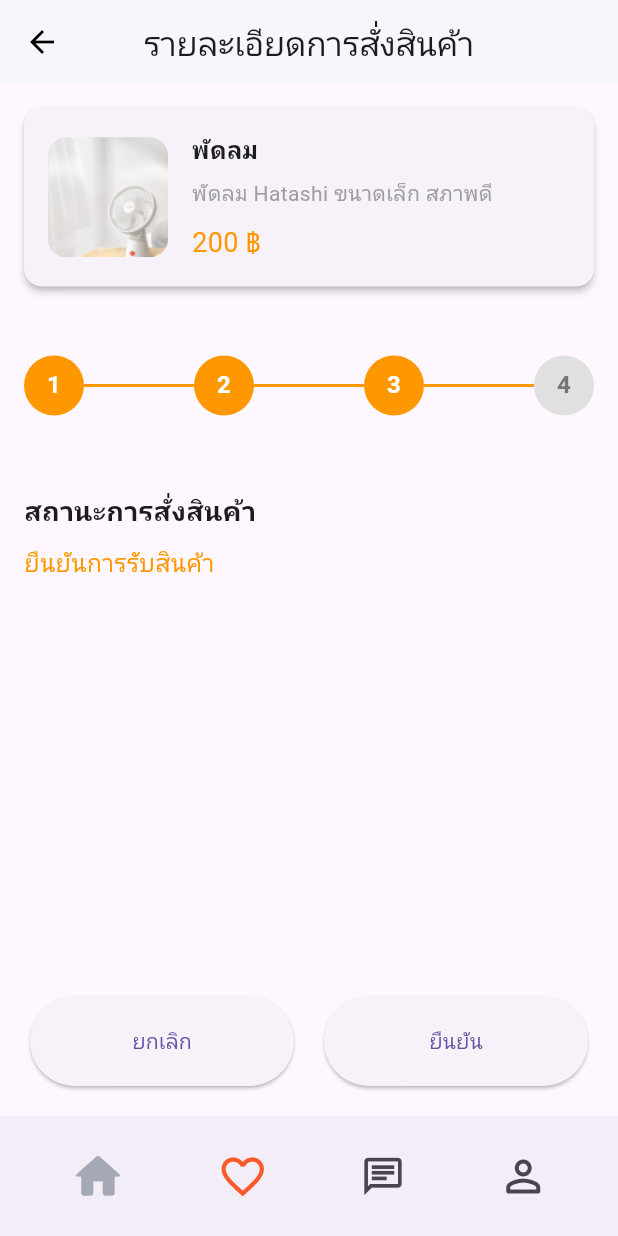
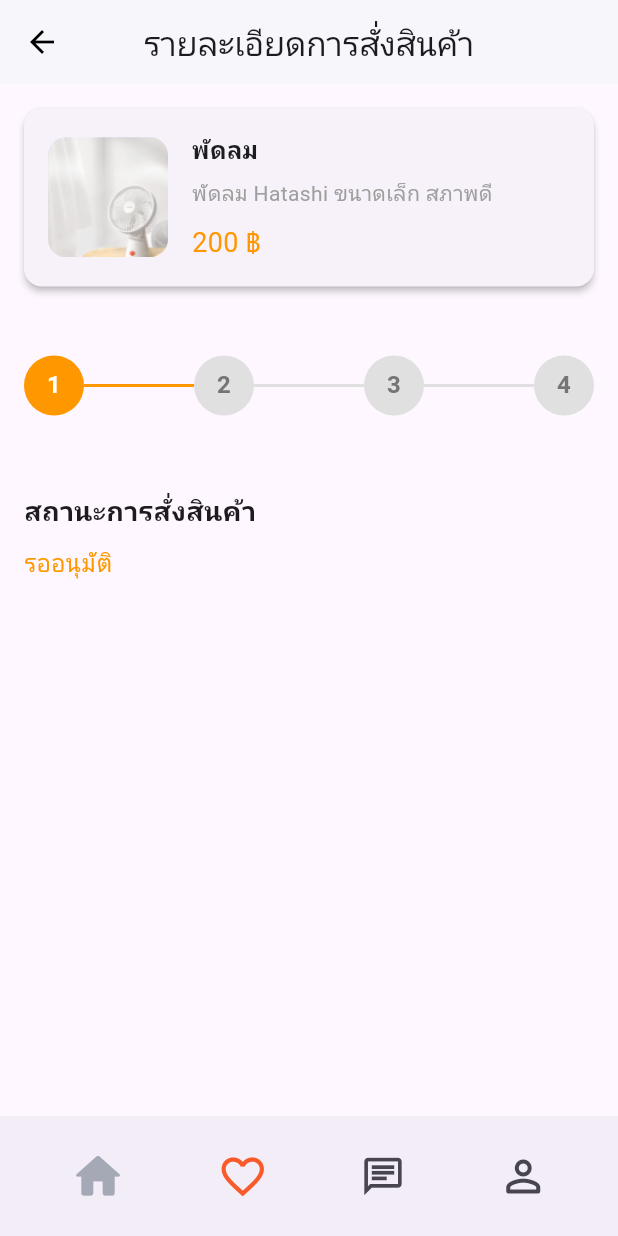
Before and after one commit to PpsnPks/myproject, a Flutter app: the Confirm screen opened by its route, on a phone screen of 412 x 824 dp. Run offline on Flutter 3.47's test engine with Material 3 defaults, Android fonts, the light colour scheme and no system bars.

Commit message:
edit button

```diff
--- a/lib/Service/confirmservice.dart
+++ b/lib/Service/confirmservice.dart
@@ -16,7 +16,7 @@ class  Confirm {
 class Confirmservice {
   static  Confirm getConfirm() {
     return Confirm(
-      status: '3',
+      status: '1',
       date: '25 ธ.ค. 2567 10:00',
       place:'วิศวกรรมศาสตร์ ECC',
     );
--- a/lib/app/buyer/confirm.dart
+++ b/lib/app/buyer/confirm.dart
@@ -59,6 +59,7 @@ Widget buildStatusMessage() {
   );
 } else if (confirmData.status == '3') {
     return const Padding(
+
       padding: EdgeInsets.symmetric(horizontal: 16.0),
       child: Align(
         alignment: Alignment.centerLeft,
@@ -201,41 +202,41 @@ Widget buildStatusMessage() {
                 const SizedBox(height: 10),
                 buildStatusMessage(),
 
-                if (confirmData.status == '3')
-                      const Spacer(),
-                      Padding(
-                        padding: const EdgeInsets.only(top: 20.0, bottom: 20.0),
-                        child: Row(
-                          mainAxisAlignment: MainAxisAlignment.spaceAround,
-                          children: [
-                            const SizedBox(width: 20),
-                            Expanded(
-                              child: ElevatedButton(
-                                onPressed: () {
-                                  confirmData.status == '4';
-                                },
-                                style: ElevatedButton.styleFrom(
-                                  padding: const EdgeInsets.symmetric(vertical: 20), // เพิ่มความสูงของปุ่ม
-                                ),
-                                child: const Text('ยกเลิก'),
-                              ),
-                            ),
-                            const SizedBox(width: 20), // เว้นระยะระหว่างปุ่ม
-                            Expanded(
-                              child: ElevatedButton(
-                                onPressed: () {
-                                  confirmData.status == '5';
-                                },
-                                style: ElevatedButton.styleFrom(
-                                  padding: const EdgeInsets.symmetric(vertical: 20), // เพิ่มความสูงของปุ่ม
-                                ),
-                                child: const Text('ยืนยัน'),
-                              ),
-                            ),
-                            const SizedBox(width: 20),
-                          ],
-                        ),
-                      ),
+                // if (confirmData.status == '3')
+                      // const Spacer(),
+                      // Padding(
+                      //   padding: const EdgeInsets.only(top: 20.0, bottom: 20.0),
+                      //   child: Row(
+                      //     mainAxisAlignment: MainAxisAlignment.spaceAround,
+                      //     children: [
+                      //       const SizedBox(width: 20),
+                      //       Expanded(
+                      //         child: ElevatedButton(
+                      //           onPressed: () {
+                      //             confirmData.status == '4';
+                      //           },
+                      //           style: ElevatedButton.styleFrom(
+                      //             padding: const EdgeInsets.symmetric(vertical: 20), // เพิ่มความสูงของปุ่ม
+                      //           ),
+                      //           child: const Text('ยกเลิก'),
+                      //         ),
+                      //       ),
+                      //       const SizedBox(width: 20), // เว้นระยะระหว่างปุ่ม
+                      //       Expanded(
+                      //         child: ElevatedButton(
+                      //           onPressed: () {
+                      //             confirmData.status == '5';
+                      //           },
+                      //           style: ElevatedButton.styleFrom(
+                      //             padding: const EdgeInsets.symmetric(vertical: 20), // เพิ่มความสูงของปุ่ม
+                      //           ),
+                      //           child: const Text('ยืนยัน'),
+                      //         ),
+                      //       ),
+                      //       const SizedBox(width: 20),
+                      //     ],
+                      //   ),
+                      // ),
               ],
             );
           }
--- a/lib/app/buyer/likepage.dart
+++ b/lib/app/buyer/likepage.dart
@@ -53,8 +53,7 @@ class _LikePageState extends State<LikePage> {
                 final product = products[index];
                 return GestureDetector(
                   onTap: () {
-                    Navigator.pushNamed(context,
-                        '/confirm'); // เปลี่ยนหน้าไปที่ '/confirm' เมื่อกดคาร์ด
+                    Navigator.pushNamed(context,'/selectproduct'); // เปลี่ยนหน้าไปที่ '/confirm' เมื่อกดคาร์ด
                   },
                   child: Card(
                     margin: const EdgeInsets.only(
--- a/lib/main.dart
+++ b/lib/main.dart
@@ -22,6 +22,7 @@ void main() {
       '/furniture': (context) => const HomePage(),
       '/fashion': (context) => const HomePage(),
       '/others': (context) => const HomePage(),
+      '/selectproduct': (context) => const SelectProductPage(),
       '/confirm': (context) => const Confirm(),
     },
   ));
```
